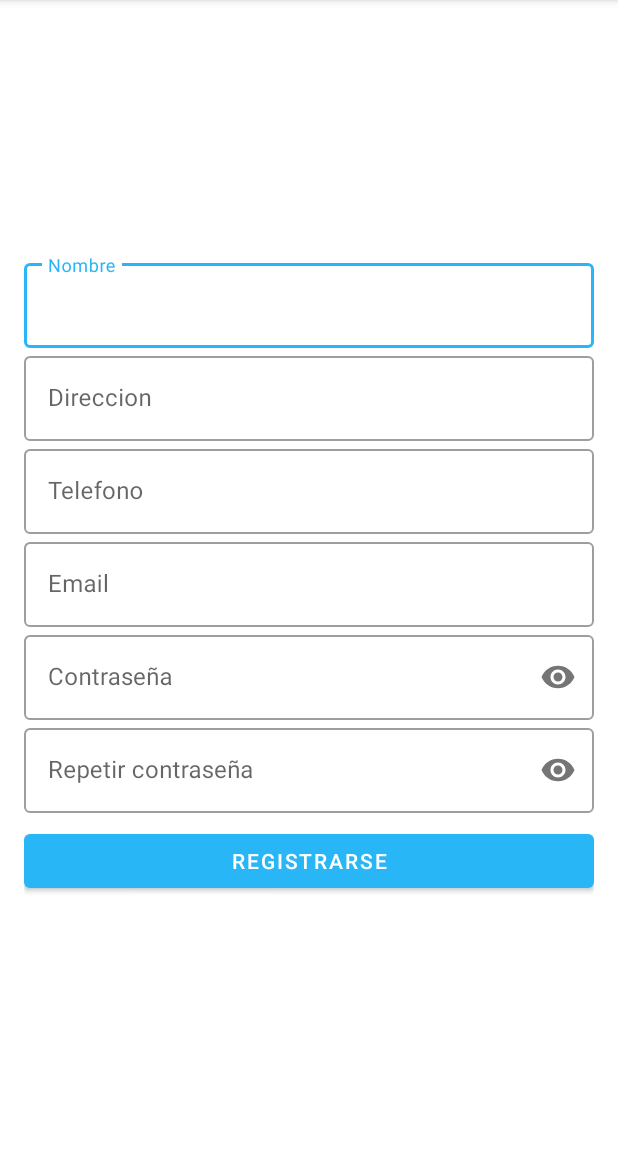
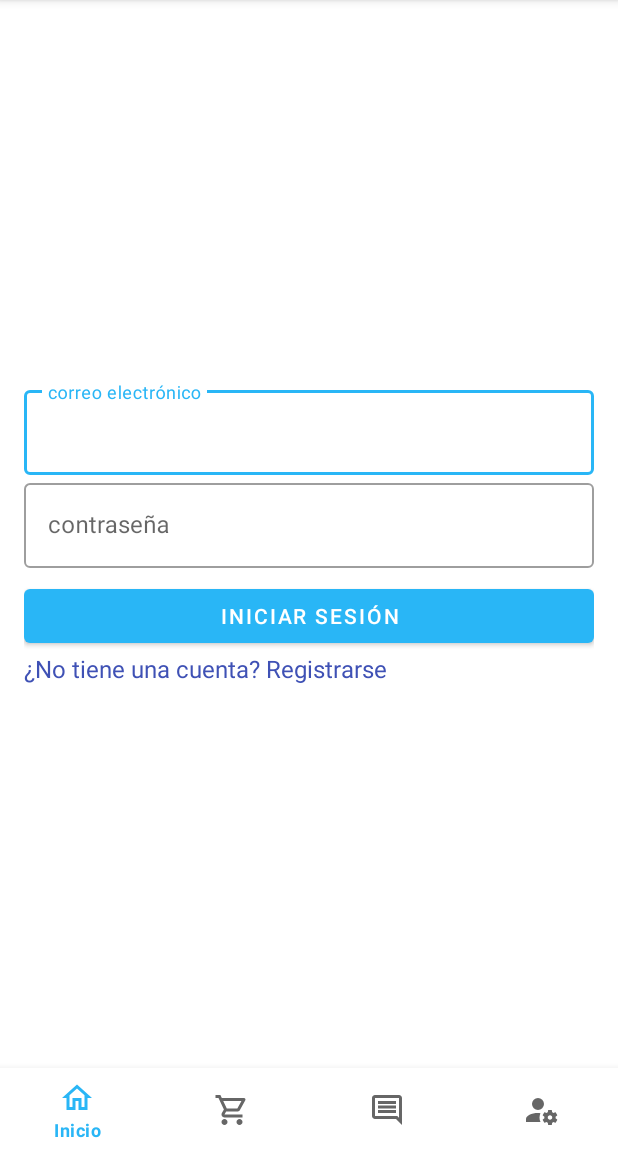
Before and after one commit to cesarg39/Mintic-P32-C4-DM_Techodevices, an Android app: the screen it shows after launch (MainActivity), on a phone screen of 412 x 824 dp, the part 84-1236 px from its top. Run offline under Robolectric (Android 15) with nearby library versions, the phone set to English and light mode, and no system bars; our stand-ins replace Firebase (no records; nobody signed in at launch, a user with empty details on screens opened directly), navigation-ui.

Commit message:
create login

```diff
--- /dev/null
+++ b/app/src/main/java/com/misiontic2022/technodevices/view/ui/fragments/LoginFragment.kt
@@ -0,0 +1,98 @@
+package com.misiontic2022.technodevices.view.ui.fragments
+
+import androidx.fragment.app.Fragment
+import android.view.View
+import android.widget.Toast
+import androidx.fragment.app.viewModels
+import androidx.navigation.fragment.findNavController
+import com.google.firebase.auth.FirebaseAuth
+import com.misiontic2022.technodevices.R
+import com.misiontic2022.technodevices.databinding.FragmentLoginBinding
+import com.misiontic2022.technodevices.model.remote.AuthDataSource
+import com.misiontic2022.technodevices.viewModel.domain.auth.AuthRepoImpl
+import com.misiontic2022.technodevices.viewModel.presentation.auth.AuthViewModel
+import com.misiontic2022.technodevices.viewModel.presentation.auth.AuthViewModelFactory
+import com.misiontic2022.technodevices.core.*
+
+class LoginFragment : Fragment(R.layout.fragment_login) {
+
+    private lateinit var binding: FragmentLoginBinding
+    private val firebaseAuth by lazy { FirebaseAuth.getInstance() }
+    private val viewModel by viewModels<AuthViewModel> {
+        AuthViewModelFactory(
+            AuthRepoImpl(AuthDataSource())
+        )
+    }
+
+    override fun onViewCreated(view: View, savedInstanceState: android.os.Bundle?) {
+        super.onViewCreated(view, savedInstanceState)
+        binding = FragmentLoginBinding.bind(view)
+        isUserLoggedIn()
+        doLogin()
+        goToSignUpPage()
+    }
+
+
+    private fun isUserLoggedIn() {
+        firebaseAuth.currentUser?.let { user ->
+            //if (user.displayName.isNullOrEmpty()) {
+                findNavController().navigate(R.id.action_loginFragment_to_homeFragment)
+            //} else {
+            //    findNavController().navigate(R.id.action_loginFragment_to_homeScreenFragment)
+            //}
+        }
+    }
+
+    private fun doLogin() {
+        binding.btnSignIn.setOnClickListener {
+            val email = binding.etEmail.text.toString().trim()
+            val password = binding.etPassword.text.toString().trim()
+            validateCredentials(email, password)
+            signIn(email, password)
+        }
+
+    }
+
+    private fun goToSignUpPage() {
+        binding.txtSignUp.setOnClickListener {
+            findNavController().navigate(R.id.action_loginFragment_to_signUpFragment2)
+        }
+    }
+
+    private fun validateCredentials(email: String, password: String) {
+        if (email.isEmpty()) {
+            binding.etEmail.error = "E-Mail is empty"
+
+            return
+        }
+        if (password.isEmpty()) {
+            binding.etPassword.error = "Password is empty"
+            return
+        }
+    }
+
+    private fun signIn(email: String, password: String) {
+        viewModel.signIn(email, password).observe(viewLifecycleOwner, {
+            when (it) {
+                is Result.Loading -> {
+                    binding.progressBar.show()
+                    binding.btnSignIn.isEnabled = false
+                }
+                is Result.Success -> {
+                    binding.progressBar.hide()
+                    //if (it.data?.displayName.isNullOrEmpty()) {
+                        findNavController().navigate(R.id.action_loginFragment_to_homeFragment)
+                    //} else {
+                    //    findNavController().navigate(R.id.action_loginFragment_to_homeScreenFragment)
+                    //}
+                }
+                is Result.Failure -> {
+                    binding.progressBar.hide()
+                    binding.btnSignIn.isEnabled = true
+                    Toast.makeText(requireContext(), "Error ${it.exception}", Toast.LENGTH_LONG)
+                        .show()
+                }
+            }
+        })
+    }
+}
--- /dev/null
+++ b/app/src/main/res/layout/fragment_login.xml
@@ -0,0 +1,56 @@
+<?xml version="1.0" encoding="utf-8"?>
+<LinearLayout xmlns:android="http://schemas.android.com/apk/res/android"
+    xmlns:tools="http://schemas.android.com/tools"
+    android:layout_width="match_parent"
+    android:layout_height="match_parent"
+    android:orientation="vertical"
+    tools:context=".view.ui.fragments.LoginFragment"
+    android:padding="16dp"
+    android:gravity="center">
+
+    <com.google.android.material.textfield.TextInputLayout
+        android:layout_width="match_parent"
+        android:layout_height="wrap_content"
+        android:hint="@string/email"
+        style="@style/Widget.MaterialComponents.TextInputLayout.OutlinedBox">
+        <com.google.android.material.textfield.TextInputEditText
+            android:id="@+id/etEmail"
+            android:layout_width="match_parent"
+            android:layout_height="wrap_content"
+            android:inputType="textEmailAddress"/>
+
+    </com.google.android.material.textfield.TextInputLayout>
+
+    <com.google.android.material.textfield.TextInputLayout
+        android:layout_width="match_parent"
+        android:layout_height="wrap_content"
+        android:hint="@string/password"
+        style="@style/Widget.MaterialComponents.TextInputLayout.OutlinedBox">
+        <com.google.android.material.textfield.TextInputEditText
+            android:id="@+id/etPassword"
+            android:layout_width="match_parent"
+            android:layout_height="wrap_content"
+            android:inputType="textPassword"/>
+
+    </com.google.android.material.textfield.TextInputLayout>
+
+    <Button
+        android:id="@+id/btnSignIn"
+        android:layout_width="match_parent"
+        android:layout_height="wrap_content"
+        android:layout_marginTop="8dp"
+        android:text="@string/sign_in"/>
+
+    <TextView
+        android:id="@+id/txtSignUp"
+        android:layout_width="match_parent"
+        android:layout_height="wrap_content"
+        android:text="@string/SignUpText"
+        android:textColor="#3F51B5"
+        android:textSize="16sp" />
+    <ProgressBar
+        android:id="@+id/progressBar"
+        android:layout_width="wrap_content"
+        android:layout_height="wrap_content"
+        android:visibility="gone"/>
+</LinearLayout>
--- a/app/src/main/res/navigation/nav_graph.xml
+++ b/app/src/main/res/navigation/nav_graph.xml
@@ -3,7 +3,7 @@
     xmlns:app="http://schemas.android.com/apk/res-auto"
     xmlns:tools="http://schemas.android.com/tools"
     android:id="@+id/nav_graph"
-    app:startDestination="@id/signUpFragment2">
+    app:startDestination="@id/loginFragment">
     <fragment
         android:id="@+id/homeFragment"
         android:name="com.misiontic2022.technodevices.view.ui.fragments.HomeFragment"
@@ -73,5 +73,17 @@
             android:id="@+id/action_signUpFragment2_to_homeFragment"
             app:destination="@id/homeFragment" />
     </fragment>
+    <fragment
+        android:id="@+id/loginFragment"
+        android:name="com.misiontic2022.technodevices.view.ui.fragments.LoginFragment"
+        android:label="fragment_login"
+        tools:layout="@layout/fragment_login" >
+        <action
+            android:id="@+id/action_loginFragment_to_signUpFragment2"
+            app:destination="@id/signUpFragment2" />
+        <action
+            android:id="@+id/action_loginFragment_to_homeFragment"
+            app:destination="@id/homeFragment" />
+    </fragment>
 
 </navigation>
--- a/app/src/main/res/values/strings.xml
+++ b/app/src/main/res/values/strings.xml
@@ -25,4 +25,8 @@
     <string name="hintPhone">Teléfono</string>
     <string name="hintEmail">Correo</string>
     <string name="hintAddress">Dirección</string>
+    <string name="email">correo electrónico</string>
+    <string name="password">contraseña</string>
+    <string name="sign_in">Iniciar sesión</string>
+    <string name="SignUpText">¿No tiene una cuenta? Registrarse</string>
 </resources>
```
